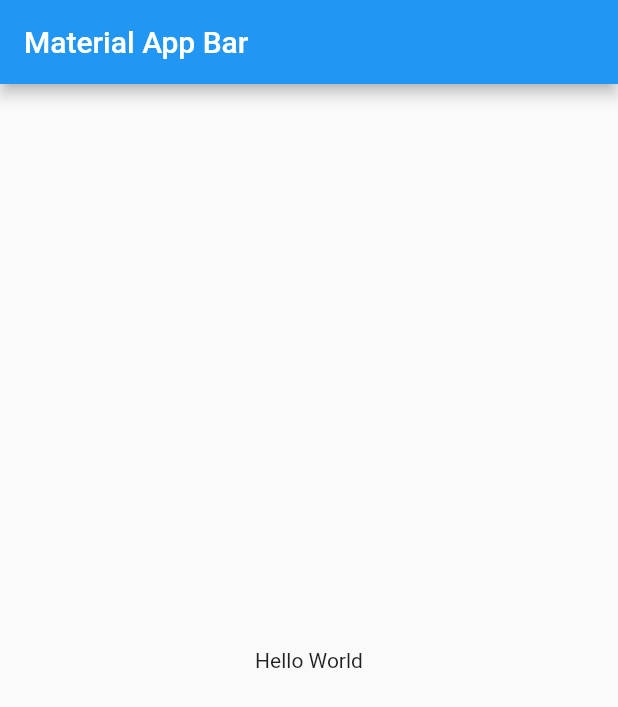
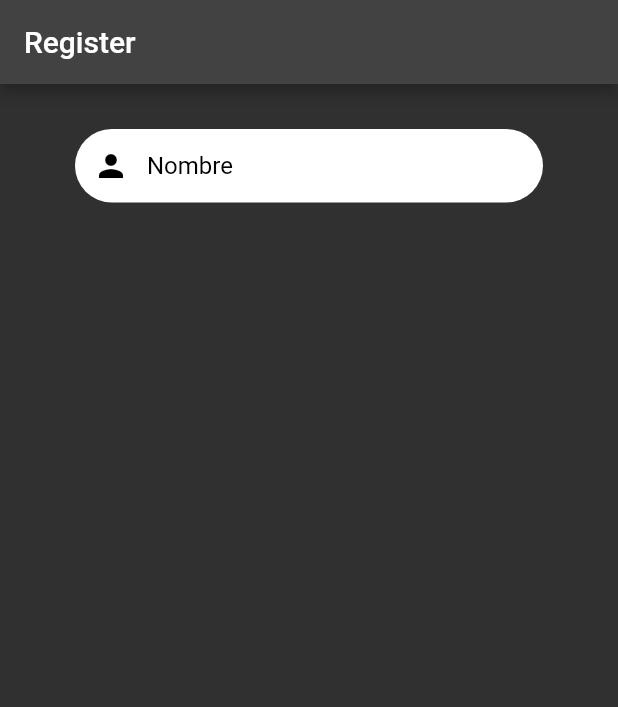
Before and after one commit to Emmanuel0922/notas, a Flutter app: the screen it shows after launch, on a phone screen of 412 x 824 dp. Shown: the top 707 px of the screen. Run offline on Flutter 3.47's test engine with Material 2 defaults, Android fonts, the phone set to English and light mode, and no system bars; our stand-ins replace get.

Commit message:
getx instalado y widget register

```diff
--- a/lib/main.dart
+++ b/lib/main.dart
@@ -1,4 +1,6 @@
 import 'package:flutter/material.dart';
+import 'package:get/get.dart';
+import 'package:notas/src/ui/pages/register/register_page.dart';
 
 void main() => runApp(const MyApp());
 
@@ -7,16 +9,21 @@ class MyApp extends StatelessWidget {
 
   @override
   Widget build(BuildContext context) {
-    return MaterialApp(
+    return GetMaterialApp(
+      debugShowCheckedModeBanner: false,
       title: 'Material App',
-      home: Scaffold(
-        appBar: AppBar(
-          title: const Text('Material App Bar'),
+      initialRoute: '/register',
+      getPages: [
+        GetPage(
+          name: '/register',
+          page: () => const RegisterPage(),
         ),
-        body: const Center(
-          child: Text('Hello World'),
-        ),
+      ],
+      theme: ThemeData(
+        brightness: Brightness.dark,
+        primaryColor: Colors.lightBlue[800],
       ),
+      navigatorKey: Get.key,
     );
   }
 }
--- a/lib/src/ui/pages/register/register_page.dart
+++ b/lib/src/ui/pages/register/register_page.dart
@@ -0,0 +1,50 @@
+import 'package:flutter/material.dart';
+import 'package:notas/src/utils/my_colors.dart';
+
+class RegisterPage extends StatelessWidget {
+  const RegisterPage({super.key});
+
+  @override
+  Widget build(BuildContext context) {
+    String title = 'Register';
+    return Scaffold(
+      appBar: AppBar(
+        title: Text(title),
+      ),
+      body: Column(
+        children: [
+          _textFielNombre(
+            hintText: 'Nombre',
+            iconData: Icons.person,
+          ),
+        ],
+      ),
+    );
+  }
+}
+
+Widget _textFielNombre({
+  required String hintText,
+  required IconData iconData,
+}) {
+  return Container(
+    margin: EdgeInsets.only(top: 30, left: 50, right: 50, bottom: 5),
+    decoration: BoxDecoration(
+      color: Colors.white,
+      borderRadius: BorderRadius.circular(30),
+    ),
+    child: TextFormField(
+      //controller: con.emailController,
+      keyboardType: TextInputType.text,
+      decoration: InputDecoration(
+          hintText: hintText,
+          border: InputBorder.none,
+          contentPadding: const EdgeInsets.all(15),
+          hintStyle: TextStyle(color: Colors.black),
+          prefixIcon: Icon(
+            iconData,
+            color: Colors.black,
+          )),
+    ),
+  );
+}
--- /dev/null
+++ b/lib/src/utils/my_colors.dart
@@ -0,0 +1,7 @@
+import 'package:flutter/material.dart';
+
+class MyColors {
+  static Color primaryColor = Color.fromARGB(255, 255, 255, 255);
+  static Color primaryColorDark = Color.fromARGB(255, 255, 255, 255);
+  //static Color primaryOpacityColor = Color.fromARGB(21, 143, 143, 143);
+}
--- a/pubspec.yaml
+++ b/pubspec.yaml
@@ -35,6 +35,7 @@ dependencies:
   # The following adds the Cupertino Icons font to your application.
   # Use with the CupertinoIcons class for iOS style icons.
   cupertino_icons: ^1.0.2
+  get: ^4.6.5
 
 dev_dependencies:
   flutter_test:
```
Also changed, not shown: pubspec.lock.
